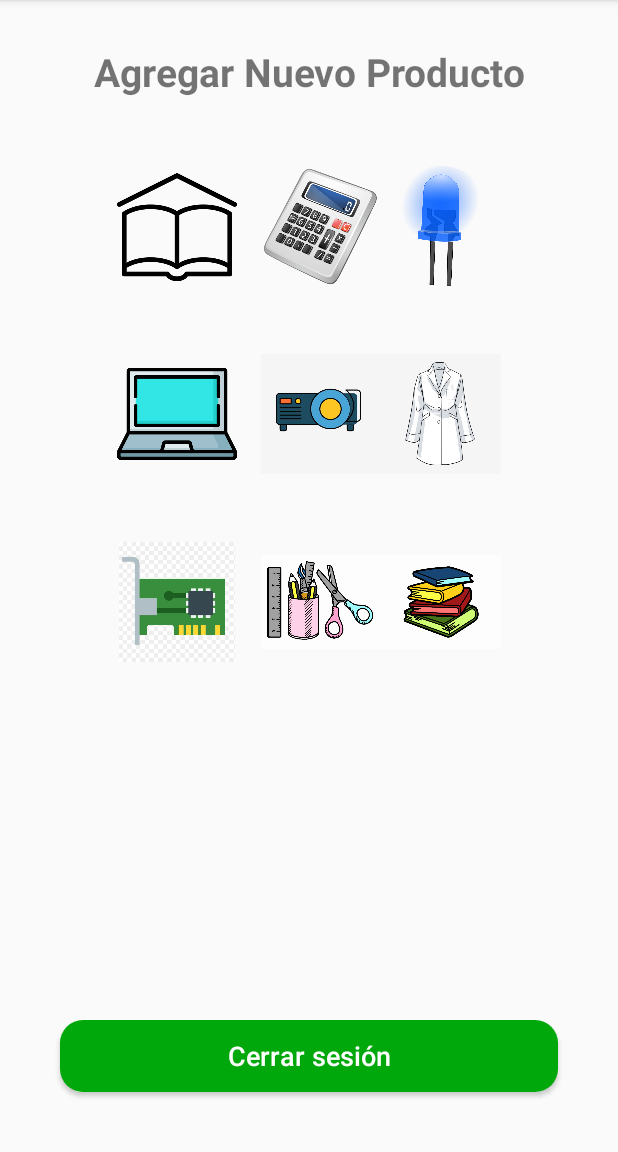
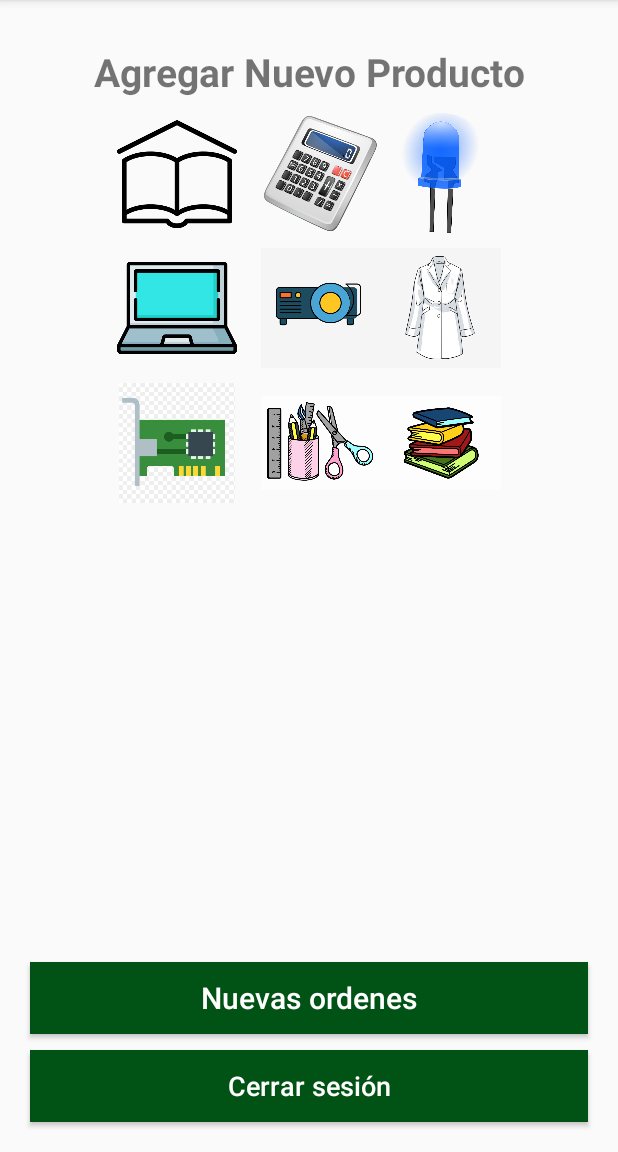
Before and after one commit to IvanGV859/FimeBookandMarket2, an Android app: the AdminCategoryActivity screen opened directly, with no data from a screen before it, on a phone screen of 412 x 824 dp, the part 84-1236 px from its top. Run offline under Robolectric (Android 15) with nearby library versions, the light colour scheme and no system bars; libraries missing offline, so code that uses them is left out: io.paperdb; 1 statement that could not run was skipped.

Commit message:
29 listo

```diff
--- a/app/src/main/AndroidManifest.xml
+++ b/app/src/main/AndroidManifest.xml
@@ -12,7 +12,8 @@
         android:roundIcon="@mipmap/ic_launcher_round"
         android:supportsRtl="true"
         android:theme="@style/AppTheme">
-        <activity android:name=".ConfirmFinalOrderActivity"></activity>
+        <activity android:name=".AdminNewOrderActivity"></activity>
+        <activity android:name=".ConfirmFinalOrderActivity" />
         <activity android:name=".CartActivity" />
         <activity android:name=".ProductDetailsActivity" />
         <activity
@@ -22,12 +23,10 @@
                 <category android:name="android.intent.category.LAUNCHER" />
             </intent-filter>
         </activity>
-
         <activity
             android:name=".HomeActivity"
             android:label="@string/title_activity_home"
             android:theme="@style/AppTheme.NoActionBar" />
-
         <activity android:name=".AdminCategoryActivity" />
         <activity
             android:name=".AdminAddNewProductActivity"
--- a/app/src/main/java/com/example/fimebookandmarket2/AdminCategoryActivity.java
+++ b/app/src/main/java/com/example/fimebookandmarket2/AdminCategoryActivity.java
@@ -17,7 +17,7 @@ public class AdminCategoryActivity extends AppCompatActivity {
     private ImageView laptop, proyector, bata;
     private ImageView componentes, material, libros;
 
-    private Button logoutbtn;
+    private Button LogoutBtn, CheckOrderBtn;
 
     @Override
     protected void onCreate(Bundle savedInstanceState) {
@@ -38,9 +38,18 @@ public class AdminCategoryActivity extends AppCompatActivity {
         material = (ImageView) findViewById(R.id.material);
         libros = (ImageView) findViewById(R.id.libro);
 
-        logoutbtn = (Button) findViewById(R.id.logout_btn);
+        CheckOrderBtn = (Button) findViewById(R.id.check_orders_btn);
+        LogoutBtn = (Button) findViewById(R.id.admin_logout_btn);
 
-        logoutbtn.setOnClickListener(new View.OnClickListener() {
+        CheckOrderBtn.setOnClickListener(new View.OnClickListener() {
+            @Override
+            public void onClick(View v) {
+                Intent intent = new Intent(AdminCategoryActivity.this, AdminNewOrderActivity.class);
+                startActivity(intent);
+            }
+        });
+
+        LogoutBtn.setOnClickListener(new View.OnClickListener() {
             @Override
             public void onClick(View v) {
                 Toast.makeText(AdminCategoryActivity.this, "Cerrando sesion...", Toast.LENGTH_SHORT).show();
--- /dev/null
+++ b/app/src/main/java/com/example/fimebookandmarket2/AdminNewOrderActivity.java
@@ -0,0 +1,14 @@
+package com.example.fimebookandmarket2;
+
+import androidx.appcompat.app.AppCompatActivity;
+
+import android.os.Bundle;
+
+public class AdminNewOrderActivity extends AppCompatActivity {
+
+    @Override
+    protected void onCreate(Bundle savedInstanceState) {
+        super.onCreate(savedInstanceState);
+        setContentView(R.layout.activity_admin_new_order);
+    }
+}
--- a/app/src/main/res/layout/activity_admin_category.xml
+++ b/app/src/main/res/layout/activity_admin_category.xml
@@ -26,7 +26,7 @@
         android:orientation="horizontal"
         android:layout_centerHorizontal="true"
         android:gravity="center"
-        android:layout_marginTop="45dp">
+        android:layout_marginTop="10dp">
 
         <ImageView
             android:id="@+id/papeleo"
@@ -59,7 +59,7 @@
         android:orientation="horizontal"
         android:layout_centerHorizontal="true"
         android:gravity="center"
-        android:layout_marginTop="45dp">
+        android:layout_marginTop="10dp">
 
         <ImageView
             android:id="@+id/laptop"
@@ -91,7 +91,7 @@
         android:orientation="horizontal"
         android:layout_centerHorizontal="true"
         android:gravity="center"
-        android:layout_marginTop="45dp">
+        android:layout_marginTop="10dp">
 
         <ImageView
             android:id="@+id/componentes"
@@ -116,20 +116,30 @@
     </LinearLayout>
 
     <Button
-        android:id="@+id/logout_btn"
-        android:layout_width="324dp"
+        android:id="@+id/check_orders_btn"
+        android:layout_width="match_parent"
         android:layout_height="wrap_content"
-        android:layout_alignParentStart="true"
-        android:layout_alignParentLeft="true"
-        android:layout_alignParentEnd="true"
-        android:layout_alignParentRight="true"
+        android:layout_above="@+id/admin_logout_btn"
+        android:layout_marginLeft="20dp"
+        android:layout_marginRight="20dp"
+        android:layout_marginBottom="5dp"
+        android:background="@color/colorPrimaryDark"
+        android:text="Nuevas ordenes"
+        android:textColor="@android:color/white"
+        android:textSize="20dp"
+        android:textAllCaps="false"
+        />
+
+    <Button
+        android:id="@+id/admin_logout_btn"
+        android:layout_width="match_parent"
+        android:layout_height="wrap_content"
         android:layout_alignParentBottom="true"
-        android:layout_marginStart="40dp"
-        android:layout_marginLeft="46dp"
-        android:layout_marginEnd="40dp"
-        android:layout_marginRight="40dp"
-        android:layout_marginBottom="40dp"
-        android:background="@drawable/buttons"
+        android:layout_marginTop="5dp"
+        android:layout_marginBottom="20dp"
+        android:layout_marginLeft="20dp"
+        android:layout_marginRight="20dp"
+        android:background="@color/colorPrimaryDark"
         android:padding="8dp"
         android:text="Cerrar sesión"
         android:textAllCaps="false"
--- /dev/null
+++ b/app/src/main/res/layout/activity_admin_new_order.xml
@@ -0,0 +1,9 @@
+<?xml version="1.0" encoding="utf-8"?>
+<androidx.constraintlayout.widget.ConstraintLayout xmlns:android="http://schemas.android.com/apk/res/android"
+    xmlns:app="http://schemas.android.com/apk/res-auto"
+    xmlns:tools="http://schemas.android.com/tools"
+    android:layout_width="match_parent"
+    android:layout_height="match_parent"
+    tools:context=".AdminNewOrderActivity">
+
+</androidx.constraintlayout.widget.ConstraintLayout>
```
